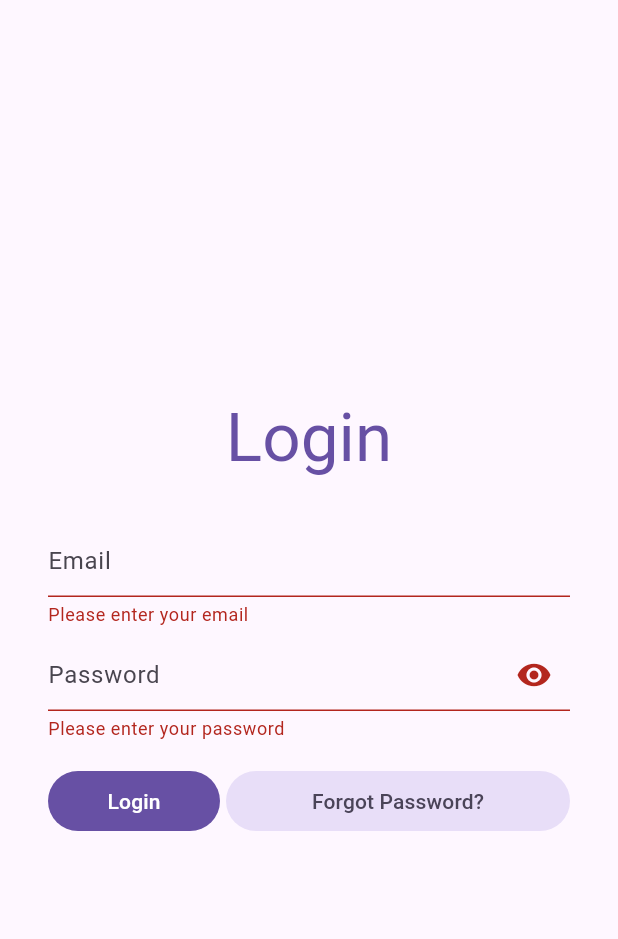
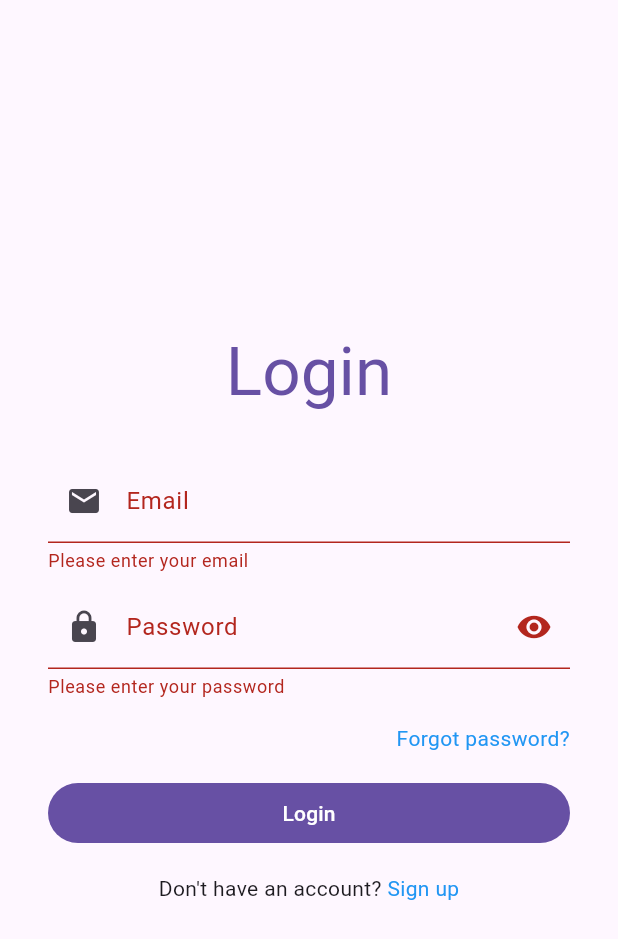
Before and after one commit to Shri333/photofeast, a Flutter app: the screen it shows after launch, after a tap on "Login", on a phone screen of 412 x 824 dp. Shown: the top 939 px of the screen. Run offline on Flutter 3.47's test engine with Material 3 defaults, Android fonts, the phone set to English and light mode, and no system bars; our stand-ins replace firebase_auth, firebase_core, flutter_riverpod, go_router, riverpod_annotation; accounts and stored records are empty; generated files the repository leaves out were written again.

Commit message:
implemented login and signup

```diff
--- a/lib/main.dart
+++ b/lib/main.dart
@@ -1,11 +1,11 @@
 import 'package:firebase_core/firebase_core.dart';
 import 'package:flutter/material.dart';
 import 'package:flutter_riverpod/flutter_riverpod.dart';
-import 'package:photofeast/router.dart';
+import 'package:photofeast/providers/router.dart';
 
 import 'firebase_options.dart';
 
-void main() async {
+Future<void> main() async {
   WidgetsFlutterBinding.ensureInitialized();
   await Firebase.initializeApp(
     options: DefaultFirebaseOptions.currentPlatform,
@@ -13,11 +13,12 @@ void main() async {
   runApp(const ProviderScope(child: MainApp()));
 }
 
-class MainApp extends StatelessWidget {
+class MainApp extends ConsumerWidget {
   const MainApp({super.key});
 
   @override
-  Widget build(BuildContext context) {
+  Widget build(BuildContext context, WidgetRef ref) {
+    final router = ref.watch(routerProvider);
     return MaterialApp.router(
       title: 'Photofeast',
       routerConfig: router,
--- /dev/null
+++ b/lib/providers/router.dart
@@ -0,0 +1,35 @@
+import 'package:go_router/go_router.dart';
+import 'package:photofeast/providers/user.dart';
+import 'package:photofeast/screens/home.dart';
+import 'package:photofeast/screens/login.dart';
+import 'package:photofeast/screens/signup.dart';
+import 'package:riverpod_annotation/riverpod_annotation.dart';
+
+part 'router.g.dart';
+
+@riverpod
+GoRouter router(RouterRef ref) {
+  final user = ref.watch(userProvider);
+  final router = GoRouter(
+    routes: [
+      GoRoute(
+        path: '/',
+        builder: (context, state) => const HomeScreen(),
+      ),
+      GoRoute(
+        path: '/login',
+        builder: (context, state) => const LoginScreen(),
+      ),
+      GoRoute(
+        path: '/signup',
+        builder: (context, state) => const SignupScreen(),
+      )
+    ],
+    redirect: (context, state) => switch (user) {
+      AsyncData(:final value) =>
+        value == null && state.uri.path != '/signup' ? '/login' : null,
+      _ => null
+    },
+  );
+  return router;
+}
--- a/lib/router.dart
+++ /dev/null
@@ -1,9 +0,0 @@
-import 'package:go_router/go_router.dart';
-import 'package:photofeast/widgets/home.dart';
-
-final router = GoRouter(routes: [
-  GoRoute(
-    path: '/',
-    builder: (context, state) => const HomeScreen(),
-  ),
-]);
--- /dev/null
+++ b/lib/screens/home.dart
@@ -0,0 +1,20 @@
+import 'package:firebase_auth/firebase_auth.dart';
+import 'package:flutter/material.dart';
+
+class HomeScreen extends StatelessWidget {
+  const HomeScreen({super.key});
+
+  @override
+  Widget build(BuildContext context) {
+    return Scaffold(
+      body: Center(
+        child: ElevatedButton(
+          onPressed: () {
+            FirebaseAuth.instance.signOut();
+          },
+          child: const Text('Log Out'),
+        ),
+      ),
+    );
+  }
+}
--- /dev/null
+++ b/lib/screens/login.dart
@@ -0,0 +1,190 @@
+import 'package:firebase_auth/firebase_auth.dart';
+import 'package:flutter/gestures.dart';
+import 'package:flutter/material.dart';
+import 'package:go_router/go_router.dart';
+import 'package:photofeast/helpers/snackbar.dart';
+
+class LoginScreen extends StatefulWidget {
+  const LoginScreen({super.key});
+
+  @override
+  State<LoginScreen> createState() => _LoginScreenState();
+}
+
+class _LoginScreenState extends State<LoginScreen> {
+  final _loginFormKey = GlobalKey<FormState>();
+  final _emailController = TextEditingController();
+  final _passwordController = TextEditingController();
+  bool _hidePassword = true, _loading = false, _loginError = false;
+
+  @override
+  void dispose() {
+    _emailController.dispose();
+    _passwordController.dispose();
+    super.dispose();
+  }
+
+  String? _emailValidator(String? value) {
+    if (value == null || value.isEmpty) {
+      return 'Please enter your email';
+    } else if (!RegExp(r'^[^@]+@[^@]+\.[^@]+').hasMatch(value)) {
+      return 'Please enter a valid email address';
+    }
+    return null;
+  }
+
+  String? _passwordValidator(String? value) {
+    if (value == null || value.isEmpty) {
+      return 'Please enter your password';
+    }
+    return null;
+  }
+
+  void _toggleHidePassword() {
+    setState(() {
+      _hidePassword = !_hidePassword;
+    });
+  }
+
+  Future<void> _login() async {
+    if (!_loginFormKey.currentState!.validate()) {
+      return;
+    }
+    final (email, password) = (_emailController.text, _passwordController.text);
+    setState(() {
+      _loading = true;
+    });
+    try {
+      await FirebaseAuth.instance
+          .signInWithEmailAndPassword(email: email, password: password);
+    } on FirebaseAuthException {
+      setState(() {
+        _loginError = true;
+      });
+    } catch (e) {
+      if (mounted) {
+        showErrorSnackbar(context);
+      }
+    } finally {
+      setState(() {
+        _loading = false;
+      });
+    }
+  }
+
+  @override
+  Widget build(BuildContext context) {
+    final themeData = Theme.of(context);
+    return Scaffold(
+      body: Center(
+        child: SizedBox(
+          width: 480.0,
+          child: Padding(
+            padding: const EdgeInsets.symmetric(horizontal: 32.0),
+            child: Form(
+              key: _loginFormKey,
+              child: Column(
+                mainAxisAlignment: MainAxisAlignment.center,
+                children: [
+                  Text(
+                    'Login',
+                    style: themeData.textTheme.displayMedium?.copyWith(
+                      color: themeData.primaryColor,
+                    ),
+                  ),
+                  const SizedBox(height: 32.0),
+                  if (_loginError)
+                    Text(
+                      'Invalid username or password. ',
+                      style: themeData.textTheme.bodyMedium
+                          ?.copyWith(color: themeData.colorScheme.error),
+                    ),
+                  if (_loginError) const SizedBox(height: 8.0),
+                  TextFormField(
+                    controller: _emailController,
+                    decoration: InputDecoration(
+                      prefixIcon: const Icon(Icons.mail),
+                      labelText: 'Email',
+                      error: _loginError ? const SizedBox.shrink() : null,
+                      border: const UnderlineInputBorder(),
+                    ),
+                    validator: _emailValidator,
+                  ),
+                  const SizedBox(height: 8.0),
+                  TextFormField(
+                    controller: _passwordController,
+                    obscureText: _hidePassword,
+                    decoration: InputDecoration(
+                      prefixIcon: const Icon(Icons.lock),
+                      labelText: 'Password',
+                      error: _loginError ? const SizedBox.shrink() : null,
+                      border: const UnderlineInputBorder(),
+                      suffixIcon: IconButton(
+                        icon: Icon(
+                          _hidePassword
+                              ? Icons.visibility
+                              : Icons.visibility_off,
+                        ),
+                        onPressed: _toggleHidePassword,
+                      ),
+                    ),
+                    validator: _passwordValidator,
+                  ),
+                  const SizedBox(height: 16.0),
+                  SizedBox(
+                    width: double.infinity,
+                    child: GestureDetector(
+                      onTap: () {},
+                      child: Text(
+                        'Forgot password?',
+                        style: themeData.textTheme.bodyMedium
+                            ?.copyWith(color: Colors.blue),
+                        textAlign: TextAlign.end,
+                      ),
+                    ),
+                  ),
+                  const SizedBox(height: 16.0),
+                  SizedBox(
+                    width: double.infinity,
+                    child: FilledButton(
+                      onPressed: _loading ? null : _login,
+                      child: _loading
+                          ? const SizedBox(
+                              height: 24.0,
+                              width: 24.0,
+                              child:
+                                  CircularProgressIndicator(strokeWidth: 2.0),
+                            )
+                          : const Text('Login'),
+                    ),
+                  ),
+                  const SizedBox(height: 16.0),
+                  RichText(
+                    text: TextSpan(
+                      children: [
+                        TextSpan(
+                          text: 'Don\'t have an account? ',
+                          style: themeData.textTheme.bodyMedium,
+                        ),
+                        TextSpan(
+                          text: 'Sign up',
+                          style: themeData.textTheme.bodyMedium?.copyWith(
+                            color: Colors.blue,
+                          ),
+                          recognizer: TapGestureRecognizer()
+                            ..onTap = () {
+                              context.go('/signup');
+                            },
+                        ),
+                      ],
+                    ),
+                  ),
+                ],
+              ),
+            ),
+          ),
+        ),
+      ),
+    );
+  }
+}
--- a/lib/widgets/home.dart
+++ /dev/null
@@ -1,14 +0,0 @@
-import 'package:flutter/material.dart';
-import 'package:flutter_riverpod/flutter_riverpod.dart';
-import 'package:photofeast/providers/user.dart';
-import 'package:photofeast/widgets/login.dart';
-
-class HomeScreen extends ConsumerWidget {
-  const HomeScreen({super.key});
-
-  @override
-  Widget build(BuildContext context, WidgetRef ref) {
-    final user = ref.watch(userProvider);
-    return const LoginScreen();
-  }
-}
--- a/lib/widgets/login.dart
+++ /dev/null
@@ -1,129 +0,0 @@
-import 'package:flutter/material.dart';
-
-class LoginScreen extends StatefulWidget {
-  const LoginScreen({super.key});
-
-  @override
-  State<LoginScreen> createState() => _LoginScreenState();
-}
-
-class _LoginScreenState extends State<LoginScreen> {
-  final _loginFormKey = GlobalKey<FormState>();
-  final _emailController = TextEditingController();
-  final _passwordController = TextEditingController();
-  bool _hidePassword = true;
-
-  @override
-  void dispose() {
-    _emailController.dispose();
-    _passwordController.dispose();
-    super.dispose();
-  }
-
-  String? _emailValidator(String? value) {
-    if (value == null || value.isEmpty) {
-      return 'Please enter your email';
-    } else if (!RegExp(r'^[^@]+@[^@]+\.[^@]+').hasMatch(value)) {
-      return 'Please enter a valid email address';
-    }
-    return null;
-  }
-
-  String? _passwordValidator(String? value) {
-    if (value == null || value.isEmpty) {
-      return 'Please enter your password';
-    }
-    return null;
-  }
-
-  void _toggleHidePassword() {
-    setState(() {
-      _hidePassword = !_hidePassword;
-    });
-  }
-
-  void _login() {
-    if (_loginFormKey.currentState!.validate()) {
-      final (email, password) =
-          (_emailController.text, _passwordController.text);
-      print('$email, $password');
-    }
-  }
-
-  @override
-  Widget build(BuildContext context) {
-    final themeData = Theme.of(context);
-    return Scaffold(
-      body: Center(
-        child: SizedBox(
-          width: 480.0,
-          child: Padding(
-            padding: const EdgeInsets.symmetric(horizontal: 32.0),
-            child: Form(
-              key: _loginFormKey,
-              child: Column(
-                mainAxisAlignment: MainAxisAlignment.center,
-                children: [
-                  Text(
-                    'Login',
-                    style: themeData.textTheme.displayMedium?.copyWith(
-                      color: themeData.primaryColor,
-                    ),
-                  ),
-                  const SizedBox(height: 32),
-                  TextFormField(
-                    controller: _emailController,
-                    decoration: const InputDecoration(
-                      hintText: 'Email',
-                      border: UnderlineInputBorder(),
-                    ),
-                    validator: _emailValidator,
-                  ),
-                  const SizedBox(height: 8.0),
-                  TextFormField(
-                    controller: _passwordController,
-                    obscureText: _hidePassword,
-                    decoration: InputDecoration(
-                      hintText: 'Password',
-                      border: const UnderlineInputBorder(),
-                      contentPadding: const EdgeInsets.only(top: 12.0),
-                      suffixIcon: IconButton(
-                        icon: Icon(
-                          _hidePassword
-                              ? Icons.visibility
-                              : Icons.visibility_off,
-                        ),
-                        onPressed: _toggleHidePassword,
-                      ),
-                    ),
-                    validator: _passwordValidator,
-                  ),
-                  const SizedBox(height: 16.0),
-                  Row(
-                    children: [
-                      Expanded(
-                        flex: 1,
-                        child: FilledButton(
-                          onPressed: _login,
-                          child: const Text('Login'),
-                        ),
-                      ),
-                      const SizedBox(width: 4.0),
-                      Expanded(
-                        flex: 2,
-                        child: FilledButton.tonal(
-                          onPressed: () {},
-                          child: const Text('Forgot Password?'),
-                        ),
-                      ),
-                    ],
-                  ),
-                ],
-              ),
-            ),
-          ),
-        ),
-      ),
-    );
-  }
-}
```
Also changed, not shown: lib/helpers/snackbar.dart (added, +11 -0 lines), lib/screens/signup.dart (added, +213 -0 lines), lib/providers/router.g.dart (added).
